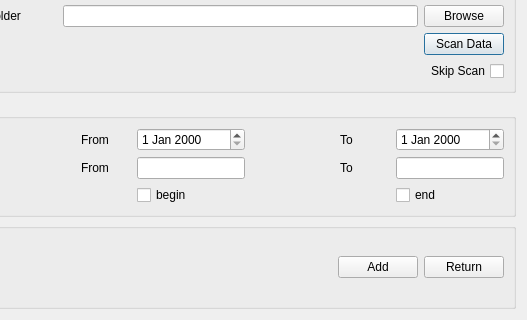
The window that src/interface/gui/ui_DialogAddRunsIPTS.ui (neutrons/PyVDrive) describes before a commit, drawn with Qt 5; both pictures show x 86 to 613 and y 91 to 411 of the 613 by 411 pixel window.
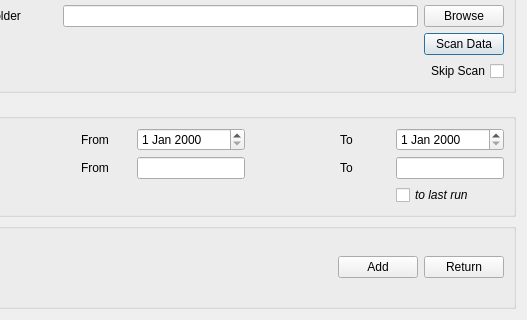
The same window after the commit.

```diff
--- a/src/interface/gui/ui_DialogAddRunsIPTS.ui
+++ b/src/interface/gui/ui_DialogAddRunsIPTS.ui
@@ -330,23 +330,18 @@
           </property>
          </widget>
         </item>
-        <item row="2" column="4">
-         <widget class="QCheckBox" name="checkBox_fromFirstRun">
-          <property name="toolTip">
-           <string>&lt;html&gt;&lt;head/&gt;&lt;body&gt;&lt;p&gt;If checked, then the first run is from the first run of this IPTS&lt;/p&gt;&lt;/body&gt;&lt;/html&gt;</string>
-          </property>
-          <property name="text">
-           <string>begin</string>
-          </property>
-         </widget>
-        </item>
         <item row="2" column="7">
          <widget class="QCheckBox" name="checkBox_toLastRun">
+          <property name="font">
+           <font>
+            <italic>true</italic>
+           </font>
+          </property>
           <property name="toolTip">
            <string>&lt;html&gt;&lt;head/&gt;&lt;body&gt;&lt;p&gt;If checked, then the last run to add will be the last run in this IPTS&lt;/p&gt;&lt;/body&gt;&lt;/html&gt;</string>
           </property>
           <property name="text">
-           <string>end</string>
+           <string>to last run</string>
           </property>
          </widget>
         </item>
```
Left out of the diff: 12 changed lines with no effect on the pictures.
